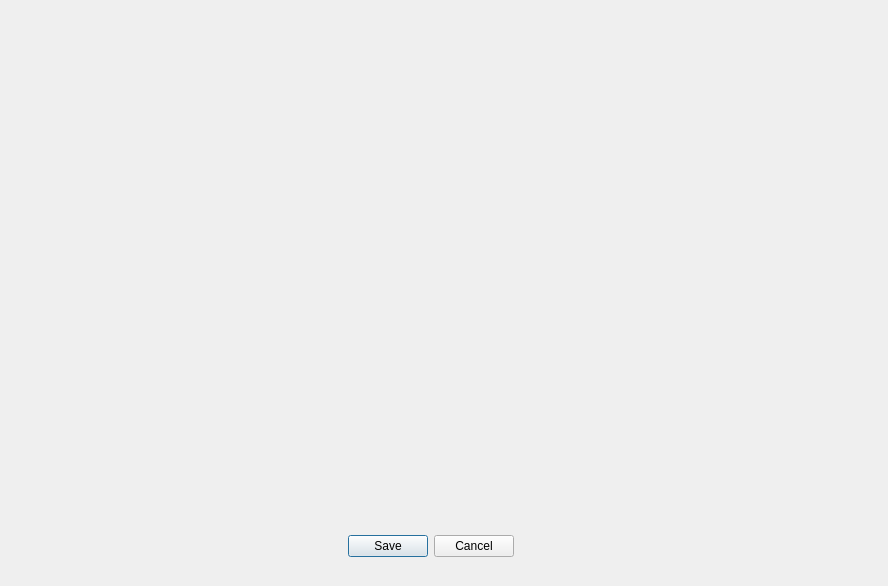
This is DZ3_SQL_DB/view_db_sokrat3.ui in Anton201276/Otus-Qt as Qt 5 draws it before an edit. The edited form follows.
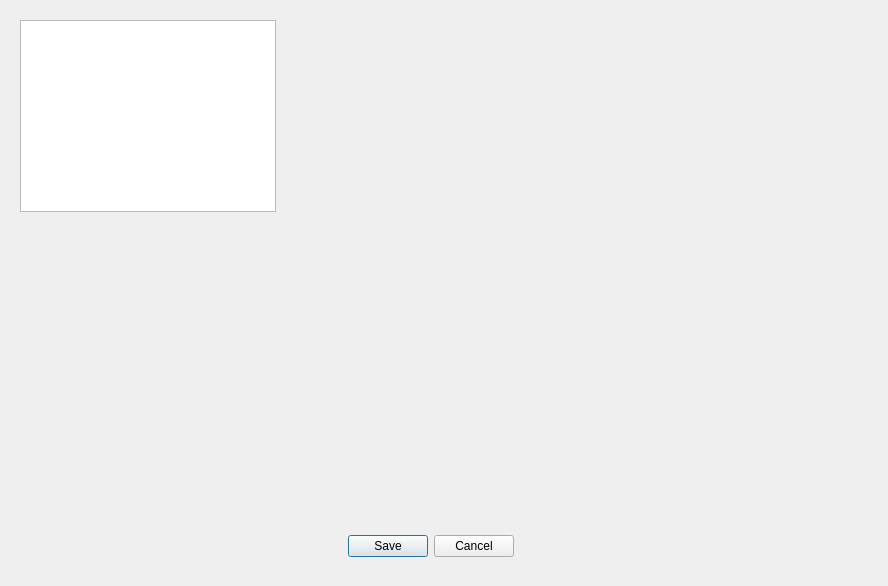
This is the edited form.

What changed in the file:
```diff
--- a/DZ3_SQL_DB/view_db_sokrat3.ui
+++ b/DZ3_SQL_DB/view_db_sokrat3.ui
@@ -32,6 +32,16 @@
     <bool>true</bool>
    </property>
   </widget>
+  <widget class="QTreeView" name="treeView">
+   <property name="geometry">
+    <rect>
+     <x>20</x>
+     <y>20</y>
+     <width>256</width>
+     <height>192</height>
+    </rect>
+   </property>
+  </widget>
  </widget>
  <resources/>
  <connections>
```
